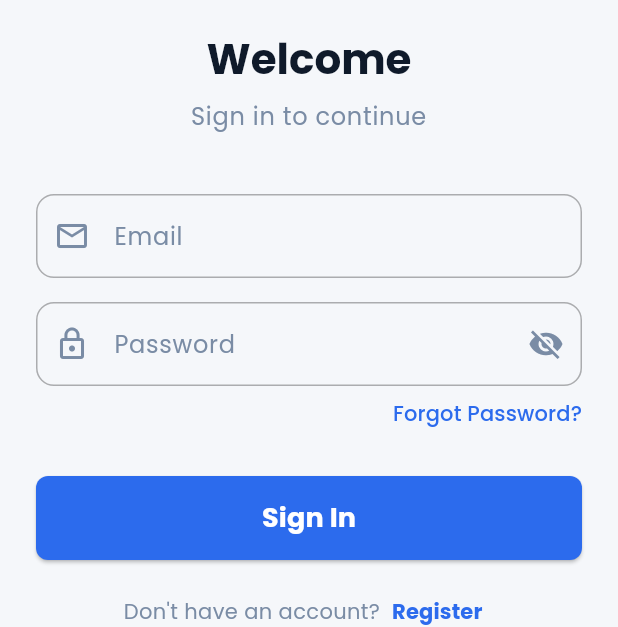
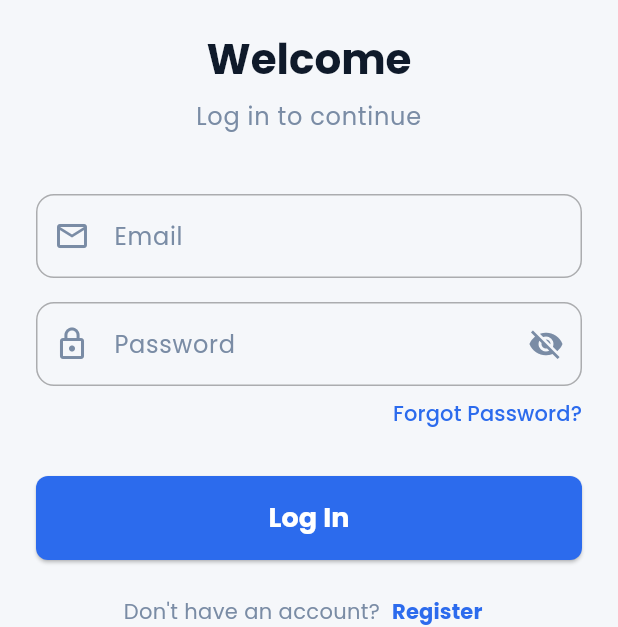
Before and after one commit to ToughKnee/MyDevops-mobile, a Flutter app: the screen it shows after launch, on a phone screen of 412 x 824 dp. Shown: the part 361-988 px from the top of the screen. Run offline on Flutter 3.47's test engine with Material 3 defaults, Android fonts, the phone set to English and light mode, and no system bars; our stand-ins replace bloc, equatable, firebase_auth, firebase_core, flutter_bloc, shared_preferences; missing offline and left inert: ez_validator; accounts and stored records are empty.

Commit message:
ui(login): update text labels for consistency in login form

```diff
--- a/lib/src/auth/_children/login/presenter/widgets/login_form.dart
+++ b/lib/src/auth/_children/login/presenter/widgets/login_form.dart
@@ -51,7 +51,7 @@ class LoginFormState extends State<LoginForm> {
                 ),
                 const SizedBox(height: 8),
                 Text(
-                  'Sign in to continue',
+                  'Log in to continue',
                   textAlign: TextAlign.center,
                   style: Theme.of(context).textTheme.bodyLarge?.copyWith(
                     color: Theme.of(context).colorScheme.outline,
@@ -240,7 +240,7 @@ class LoginFormState extends State<LoginForm> {
         }
       },
       isLoading: false,
-      text: 'Sign In',
+      text: 'Log In',
       isEnabled: true,
     );
   }
```
